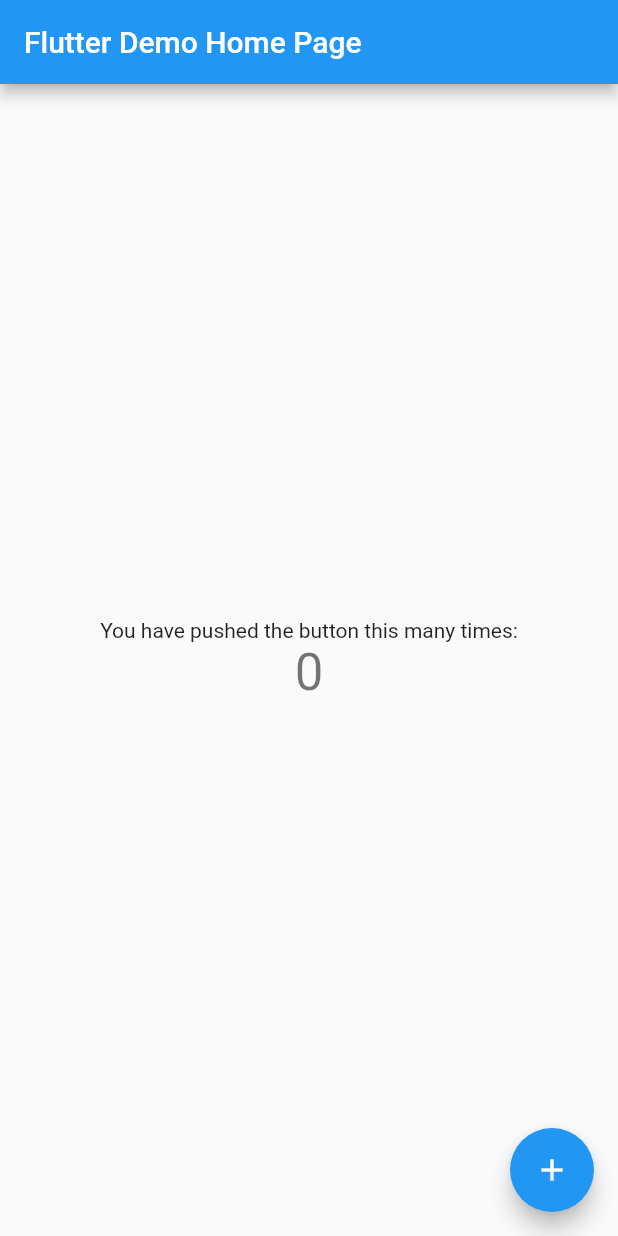
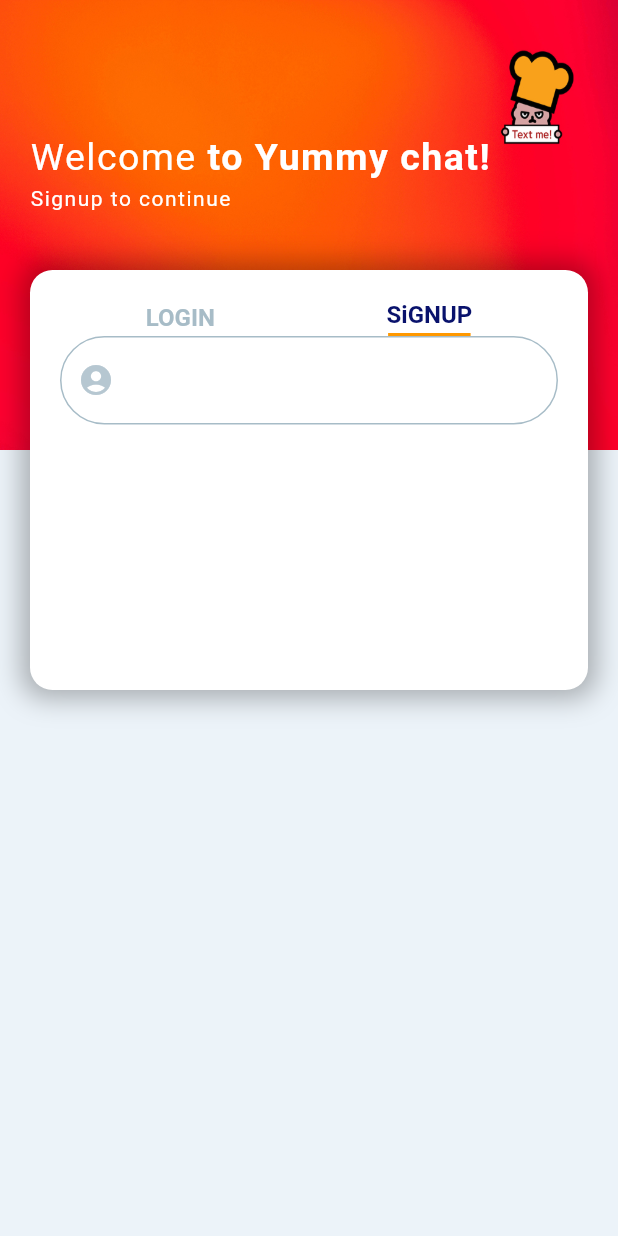
Before and after one commit to Anjiwoong/chat_app, a Flutter app: the screen it shows after launch, on a phone screen of 412 x 824 dp. Run offline on Flutter 3.47's test engine with Material 2 defaults, Android fonts, the phone set to English and light mode, and no system bars.

Commit message:
Feat: Part1

```diff
--- a/lib/config/palette.dart
+++ b/lib/config/palette.dart
@@ -0,0 +1,11 @@
+import 'package:flutter/material.dart';
+
+class Palette {
+  static const Color iconColor = Color(0xFFB6C7D1);
+  static const Color activeColor = Color(0xFF09126C);
+  static const Color textColor1 = Color(0XFFA7BCC7);
+  static const Color textColor2 = Color(0XFF9BB3C0);
+  static const Color facebookColor = Color(0xFF3B5999);
+  static const Color googleColor = Color(0xFFDE4B39);
+  static const Color backgroundColor = Color(0xFFECF3F9);
+}
--- a/lib/main.dart
+++ b/lib/main.dart
@@ -1,3 +1,4 @@
+import 'package:chat_app/screens/main_screen.dart';
 import 'package:flutter/material.dart';
 
 void main() {
@@ -11,105 +12,9 @@ class MyApp extends StatelessWidget {
   @override
   Widget build(BuildContext context) {
     return MaterialApp(
-      title: 'Flutter Demo',
-      theme: ThemeData(
-        // This is the theme of your application.
-        //
-        // Try running your application with "flutter run". You'll see the
-        // application has a blue toolbar. Then, without quitting the app, try
-        // changing the primarySwatch below to Colors.green and then invoke
-        // "hot reload" (press "r" in the console where you ran "flutter run",
-        // or simply save your changes to "hot reload" in a Flutter IDE).
-        // Notice that the counter didn't reset back to zero; the application
-        // is not restarted.
-        primarySwatch: Colors.blue,
-      ),
-      home: const MyHomePage(title: 'Flutter Demo Home Page'),
+      title: 'Chatting app',
+      theme: ThemeData(primarySwatch: Colors.blue),
+      home: const LoginSignupScreen(),
     );
   }
 }
-
-class MyHomePage extends StatefulWidget {
-  const MyHomePage({super.key, required this.title});
-
-  // This widget is the home page of your application. It is stateful, meaning
-  // that it has a State object (defined below) that contains fields that affect
-  // how it looks.
-
-  // This class is the configuration for the state. It holds the values (in this
-  // case the title) provided by the parent (in this case the App widget) and
-  // used by the build method of the State. Fields in a Widget subclass are
-  // always marked "final".
-
-  final String title;
-
-  @override
-  State<MyHomePage> createState() => _MyHomePageState();
-}
-
-class _MyHomePageState extends State<MyHomePage> {
-  int _counter = 0;
-
-  void _incrementCounter() {
-    setState(() {
-      // This call to setState tells the Flutter framework that something has
-      // changed in this State, which causes it to rerun the build method below
-      // so that the display can reflect the updated values. If we changed
-      // _counter without calling setState(), then the build method would not be
-      // called again, and so nothing would appear to happen.
-      _counter++;
-    });
-  }
-
-  @override
-  Widget build(BuildContext context) {
-    // This method is rerun every time setState is called, for instance as done
-    // by the _incrementCounter method above.
-    //
-    // The Flutter framework has been optimized to make rerunning build methods
-    // fast, so that you can just rebuild anything that needs updating rather
-    // than having to individually change instances of widgets.
-    return Scaffold(
-      appBar: AppBar(
-        // Here we take the value from the MyHomePage object that was created by
-        // the App.build method, and use it to set our appbar title.
-        title: Text(widget.title),
-      ),
-      body: Center(
-        // Center is a layout widget. It takes a single child and positions it
-        // in the middle of the parent.
-        child: Column(
-          // Column is also a layout widget. It takes a list of children and
-          // arranges them vertically. By default, it sizes itself to fit its
-          // children horizontally, and tries to be as tall as its parent.
-          //
-          // Invoke "debug painting" (press "p" in the console, choose the
-          // "Toggle Debug Paint" action from the Flutter Inspector in Android
-          // Studio, or the "Toggle Debug Paint" command in Visual Studio Code)
-          // to see the wireframe for each widget.
-          //
-          // Column has various properties to control how it sizes itself and
-          // how it positions its children. Here we use mainAxisAlignment to
-          // center the children vertically; the main axis here is the vertical
-          // axis because Columns are vertical (the cross axis would be
-          // horizontal).
-          mainAxisAlignment: MainAxisAlignment.center,
-          children: <Widget>[
-            const Text(
-              'You have pushed the button this many times:',
-            ),
-            Text(
-              '$_counter',
-              style: Theme.of(context).textTheme.headline4,
-            ),
-          ],
-        ),
-      ),
-      floatingActionButton: FloatingActionButton(
-        onPressed: _incrementCounter,
-        tooltip: 'Increment',
-        child: const Icon(Icons.add),
-      ), // This trailing comma makes auto-formatting nicer for build methods.
-    );
-  }
-}
--- /dev/null
+++ b/lib/screens/main_screen.dart
@@ -0,0 +1,198 @@
+import 'package:chat_app/config/palette.dart';
+import 'package:flutter/material.dart';
+
+class LoginSignupScreen extends StatefulWidget {
+  const LoginSignupScreen({super.key});
+
+  @override
+  State<LoginSignupScreen> createState() => _LoginSignupScreenState();
+}
+
+class _LoginSignupScreenState extends State<LoginSignupScreen> {
+  bool isSignupScreen = true;
+
+  @override
+  Widget build(BuildContext context) {
+    return Scaffold(
+      backgroundColor: Palette.backgroundColor,
+      body: Stack(
+        children: [
+          Positioned(
+            top: 0,
+            right: 0,
+            left: 0,
+            child: Container(
+              height: 300,
+              decoration: const BoxDecoration(
+                image: DecorationImage(
+                  image: AssetImage('image/red.jpg'),
+                  fit: BoxFit.fill,
+                ),
+              ),
+              child: Container(
+                padding: const EdgeInsets.only(
+                  top: 90,
+                  left: 20,
+                ),
+                child: Column(
+                  crossAxisAlignment: CrossAxisAlignment.start,
+                  children: [
+                    RichText(
+                      text: const TextSpan(
+                          text: 'Welcome',
+                          style: TextStyle(
+                            letterSpacing: 1.0,
+                            fontSize: 25,
+                            color: Colors.white,
+                          ),
+                          children: [
+                            TextSpan(
+                              text: ' to Yummy chat!',
+                              style: TextStyle(
+                                letterSpacing: 1.0,
+                                fontSize: 25,
+                                color: Colors.white,
+                                fontWeight: FontWeight.bold,
+                              ),
+                            ),
+                          ]),
+                    ),
+                    const SizedBox(
+                      height: 5,
+                    ),
+                    const Text(
+                      'Signup to continue',
+                      style: TextStyle(
+                        letterSpacing: 1.0,
+                        color: Colors.white,
+                      ),
+                    ),
+                  ],
+                ),
+              ),
+            ),
+          ),
+          Positioned(
+            top: 180,
+            child: Container(
+              padding: const EdgeInsets.all(20),
+              height: 280,
+              width: MediaQuery.of(context).size.width - 40,
+              margin: const EdgeInsets.symmetric(
+                horizontal: 20,
+              ),
+              decoration: BoxDecoration(
+                color: Colors.white,
+                borderRadius: BorderRadius.circular(15),
+                boxShadow: [
+                  BoxShadow(
+                    color: Colors.black.withOpacity(0.3),
+                    blurRadius: 15,
+                    spreadRadius: 5,
+                  ),
+                ],
+              ),
+              child: Column(
+                children: [
+                  Row(
+                    mainAxisAlignment: MainAxisAlignment.spaceAround,
+                    children: [
+                      GestureDetector(
+                        onTap: (() {
+                          setState(() {
+                            isSignupScreen = false;
+                          });
+                        }),
+                        child: Column(
+                          children: [
+                            Text(
+                              'LOGIN',
+                              style: TextStyle(
+                                fontSize: 16,
+                                fontWeight: FontWeight.bold,
+                                color: !isSignupScreen
+                                    ? Palette.activeColor
+                                    : Palette.textColor1,
+                              ),
+                            ),
+                            if (!isSignupScreen)
+                              Container(
+                                margin: const EdgeInsets.only(top: 3),
+                                height: 2,
+                                width: 55,
+                                color: Colors.orange,
+                              )
+                          ],
+                        ),
+                      ),
+                      GestureDetector(
+                        onTap: () {
+                          setState(() {
+                            isSignupScreen = true;
+                          });
+                        },
+                        child: Column(
+                          children: [
+                            Text(
+                              'SiGNUP',
+                              style: TextStyle(
+                                fontSize: 16,
+                                fontWeight: FontWeight.bold,
+                                color: isSignupScreen
+                                    ? Palette.activeColor
+                                    : Palette.textColor1,
+                              ),
+                            ),
+                            if (isSignupScreen)
+                              Container(
+                                margin: const EdgeInsets.only(top: 3),
+                                height: 2,
+                                width: 55,
+                                color: Colors.orange,
+                              )
+                          ],
+                        ),
+                      )
+                    ],
+                  ),
+                  Container(
+                    child: Form(
+                      child: Column(
+                        children: [
+                          TextFormField(
+                            decoration: const InputDecoration(
+                              prefixIcon: Icon(
+                                Icons.account_circle,
+                                color: Palette.iconColor,
+                              ),
+                              enabledBorder: OutlineInputBorder(
+                                borderSide: BorderSide(
+                                  color: Palette.textColor1,
+                                ),
+                                borderRadius: BorderRadius.all(
+                                  Radius.circular(35),
+                                ),
+                              ),
+                              focusedBorder: OutlineInputBorder(
+                                borderSide: BorderSide(
+                                  color: Palette.textColor1,
+                                ),
+                                borderRadius: BorderRadius.all(
+                                  Radius.circular(35),
+                                ),
+                              ),
+                            ),
+                          ),
+                        ],
+                      ),
+                    ),
+                  )
+                ],
+              ),
+            ),
+          )
+        ],
+      ),
+    );
+  }
+}
```
